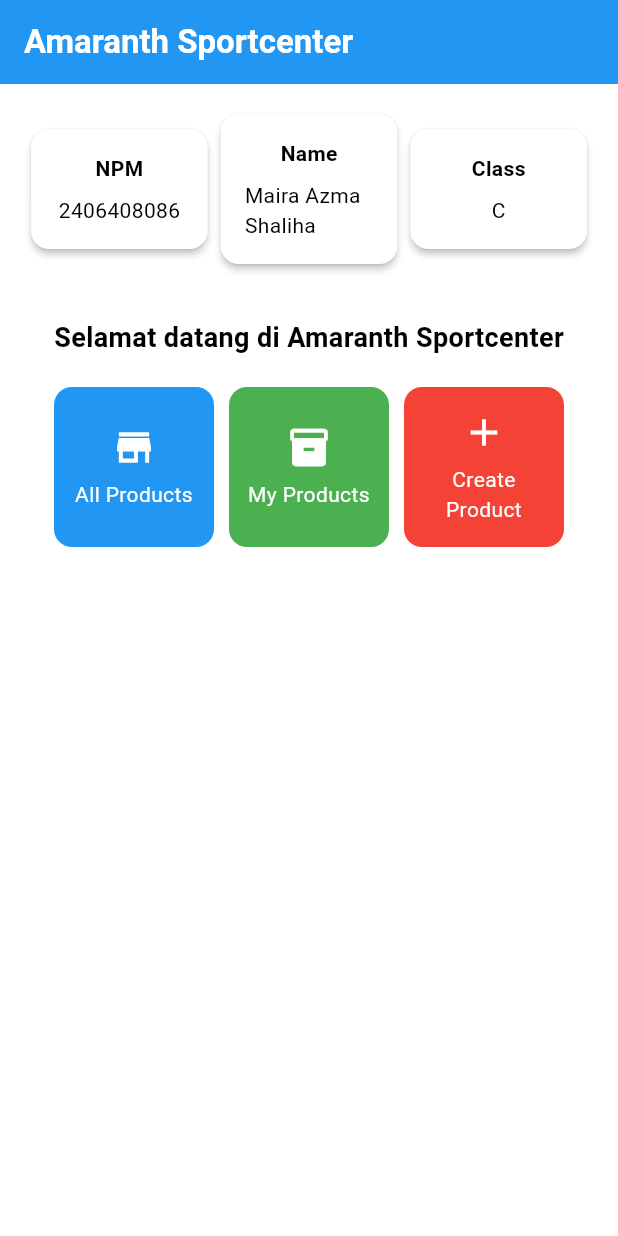
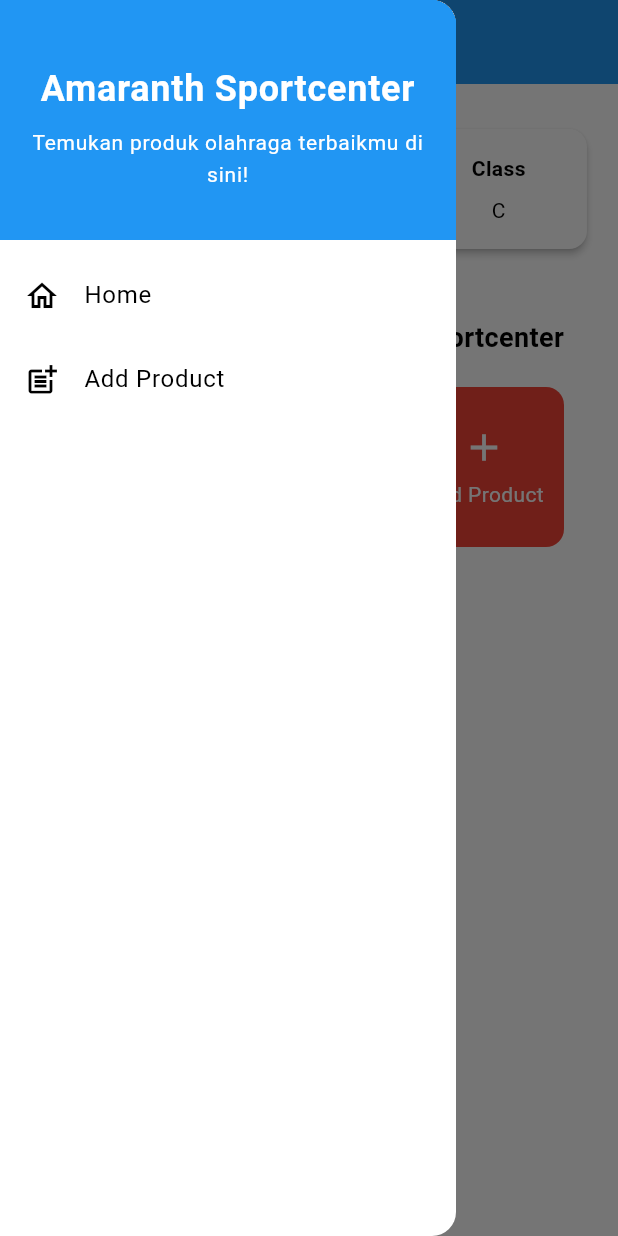
Before and after one commit to mairazma/football-shop-mobile, a Flutter app: the screen it shows after launch, with the side drawer open (before the commit the screen has no drawer), on a phone screen of 412 x 824 dp. Run offline on Flutter 3.47's test engine with Material 3 defaults, Android fonts, the phone set to English and light mode, and no system bars.

Commit message:
Tugas 8 Done

```diff
--- a/lib/main.dart
+++ b/lib/main.dart
@@ -1,5 +1,5 @@
 import 'package:flutter/material.dart';
-import 'package:amaranth_sportcenter/menu.dart';
+import 'package:amaranth_sportcenter/screens/menu.dart';
 
 
 void main() {
--- a/lib/menu.dart
+++ b/lib/screens/menu.dart
@@ -1,4 +1,6 @@
 import 'package:flutter/material.dart';
+import 'package:amaranth_sportcenter/widgets/left_drawer.dart';
+import 'package:amaranth_sportcenter/widgets/product_card.dart';
 
 class MyHomePage extends StatelessWidget {
   MyHomePage({super.key});
@@ -6,10 +8,11 @@ class MyHomePage extends StatelessWidget {
   final String nama = "Maira Azma Shaliha"; //nama
   final String npm = "2406408086"; //npm
   final String kelas = "C"; //kelas
+
   final List<ItemHomepage> items = [
     ItemHomepage("All Products", Icons.store, Colors.blue),
     ItemHomepage("My Products", Icons.inventory, Colors.green),
-    ItemHomepage("Create Product", Icons.add, Colors.red),
+    ItemHomepage("Add Product", Icons.add, Colors.red),
   ];
 
   @override
@@ -29,6 +32,7 @@ class MyHomePage extends StatelessWidget {
         // Warna latar belakang AppBar diambil dari skema warna tema aplikasi.
         backgroundColor: Theme.of(context).colorScheme.primary,
       ),
+      drawer: LeftDrawer(),
       // Body halaman dengan padding di sekelilingnya.
       body: Padding(
         padding: const EdgeInsets.all(16.0),
@@ -124,66 +128,3 @@ class InfoCard extends StatelessWidget {
     );
   }
 }
-
-class ItemHomepage {
-  final String name;
-  final IconData icon;
-  final Color color;
-
-  ItemHomepage(this.name, this.icon, this.color);
-}
-
-class ItemCard extends StatelessWidget {
-  // Menampilkan kartu dengan ikon dan nama.
-
-  final ItemHomepage item;
-
-  const ItemCard(this.item, {super.key});
-
-  @override
-  Widget build(BuildContext context) {
-    return Material(
-      // Menentukan warna latar belakang dari tema aplikasi.
-      color: item.color,
-      // Membuat sudut kartu melengkung.
-      borderRadius: BorderRadius.circular(12),
-
-      child: InkWell(
-        borderRadius: BorderRadius.circular(12),
-        // Aksi ketika kartu ditekan.
-        onTap: () {
-          // Menampilkan pesan SnackBar saat kartu ditekan.
-          ScaffoldMessenger.of(context)
-            ..hideCurrentSnackBar()
-            ..showSnackBar(
-                SnackBar(content: Text("Kamu telah menekan tombol ${item.name}"))
-            );
-        },
-        // Container untuk menyimpan Icon dan Text
-        child: Container(
-          padding: const EdgeInsets.all(8),
-          child: Center(
-            child: Column(
-              // Menyusun ikon dan teks di tengah kartu.
-              mainAxisAlignment: MainAxisAlignment.center,
-              children: [
-                Icon(
-                  item.icon,
-                  color: Colors.white,
-                  size: 30.0,
-                ),
-                const Padding(padding: EdgeInsets.all(3)),
-                Text(
-                  item.name,
-                  textAlign: TextAlign.center,
-                  style: const TextStyle(color: Colors.white),
-                ),
-              ],
-            ),
-          ),
-        ),
-      ),
-    );
-  }
-
-}
--- /dev/null
+++ b/lib/widgets/left_drawer.dart
@@ -0,0 +1,72 @@
+import 'package:flutter/material.dart';
+import 'package:amaranth_sportcenter/screens/menu.dart';
+import 'package:amaranth_sportcenter/screens/productlist_form.dart';
+
+class LeftDrawer extends StatelessWidget {
+  const LeftDrawer({super.key});
+
+  @override
+  Widget build(BuildContext context) {
+    return Drawer(
+      child: ListView(
+        children: [
+          const DrawerHeader(
+            decoration: BoxDecoration(
+              color: Colors.blue,
+            ),
+            child: Column(
+              mainAxisAlignment: MainAxisAlignment.center, // ini penting
+              crossAxisAlignment: CrossAxisAlignment.center,
+              children: [
+                Text(
+                  'Amaranth Sportcenter',
+                  textAlign: TextAlign.center,
+                  style: TextStyle(
+                    fontSize: 24, // dikurangi sedikit biar muat
+                    fontWeight: FontWeight.bold,
+                    color: Colors.white,
+                  ),
+                ),
+                SizedBox(height: 8), // jarak antar teks
+                Text(
+                  "Temukan produk olahraga terbaikmu di sini!",
+                  textAlign: TextAlign.center,
+                  style: TextStyle(
+                    fontSize: 14,
+                    fontWeight: FontWeight.normal,
+                    color: Colors.white,
+                  ),
+                ),
+              ],
+            ),
+          ),
+          //Bagian routing
+          ListTile(
+            leading: const Icon(Icons.home_outlined),
+            title: const Text('Home'),
+            // Bagian redirection ke MyHomePage
+            onTap: () {
+              Navigator.pushReplacement(
+                  context,
+                  MaterialPageRoute(
+                    builder: (context) => MyHomePage(),
+                  ));
+            },
+          ),
+          ListTile(
+            leading: const Icon(Icons.post_add),
+            title: const Text('Add Product'),
+            // Bagian redirection ke NewsFormPage
+            onTap: () {
+              Navigator.push(
+                  context,
+                  MaterialPageRoute(
+                    builder: (context) => ProductFormPage(),
+                  ));
+            },
+          ),
+        ],
+      ),
+    );
+  }
+}
--- /dev/null
+++ b/lib/widgets/product_card.dart
@@ -0,0 +1,70 @@
+import 'package:flutter/material.dart';
+import 'package:amaranth_sportcenter/screens/productlist_form.dart';
+
+class ItemHomepage {
+  final String name;
+  final IconData icon;
+  final Color color;
+
+  ItemHomepage(this.name, this.icon, this.color);
+}
+
+class ItemCard extends StatelessWidget {
+  // Menampilkan kartu dengan ikon dan nama.
+
+  final ItemHomepage item;
+
+  const ItemCard(this.item, {super.key});
+
+  @override
+  Widget build(BuildContext context) {
+    return Material(
+      // Menentukan warna latar belakang dari tema aplikasi.
+      color: item.color,
+      // Membuat sudut kartu melengkung.
+      borderRadius: BorderRadius.circular(12),
+
+      child: InkWell(
+        borderRadius: BorderRadius.circular(12),
+        // Aksi ketika kartu ditekan.
+        onTap: () {
+          // Menampilkan pesan SnackBar saat kartu ditekan.
+          ScaffoldMessenger.of(context)
+            ..hideCurrentSnackBar()
+            ..showSnackBar(
+                SnackBar(content: Text("Kamu telah menekan tombol ${item.name}"))
+            );
+          // Navigate ke route yang sesuai (tergantung jenis tombol)
+          if (item.name == "Add Product") {
+            Navigator.push(context,
+                MaterialPageRoute(builder: (context) => const ProductFormPage()));
+          }
+        },
+        // Container untuk menyimpan Icon dan Text
+        child: Container(
+          padding: const EdgeInsets.all(8),
+          child: Center(
+            child: Column(
+              // Menyusun ikon dan teks di tengah kartu.
+              mainAxisAlignment: MainAxisAlignment.center,
+              children: [
+                Icon(
+                  item.icon,
+                  color: Colors.white,
+                  size: 30.0,
+                ),
+                const Padding(padding: EdgeInsets.all(3)),
+                Text(
+                  item.name,
+                  textAlign: TextAlign.center,
+                  style: const TextStyle(color: Colors.white),
+                ),
+              ],
+            ),
+          ),
+        ),
+      ),
+    );
+  }
+
+}
```
Also changed, not shown: lib/screens/productlist_form.dart (added, +278 -0 lines), widgets/left_drawer.dart (added, +43 -0 lines), 1 other file.
